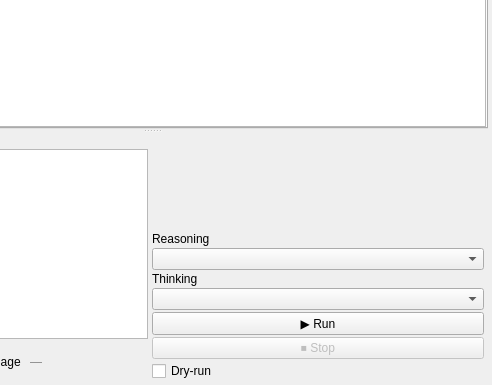
Qt form src/src/ui/agent_dock_widget.ui (Dmytro-K/qcai2) before a commit; both pictures show x 189 to 681 and y 147 to 532 of the 681 by 532 pixel window.
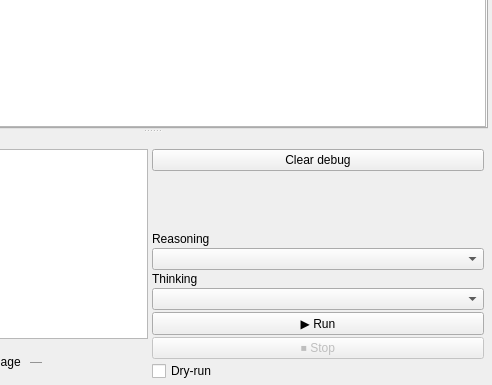
The same form after that commit.

Commit message: Add debug log clear button

Patch:
```diff
--- a/src/src/ui/agent_dock_widget.ui
+++ b/src/src/ui/agent_dock_widget.ui
@@ -569,6 +569,19 @@
            <property name="spacing">
             <number>2</number>
            </property>
+           <item>
+            <widget class="QPushButton" name="clearDebugBtn">
+             <property name="sizePolicy">
+              <sizepolicy hsizetype="Preferred" vsizetype="Maximum">
+               <horstretch>0</horstretch>
+               <verstretch>0</verstretch>
+              </sizepolicy>
+             </property>
+             <property name="text">
+              <string>Clear debug</string>
+             </property>
+            </widget>
+           </item>
            <item>
             <spacer name="btnColumnSpacer">
              <property name="orientation">
```
The commit also changes 2 other files.
